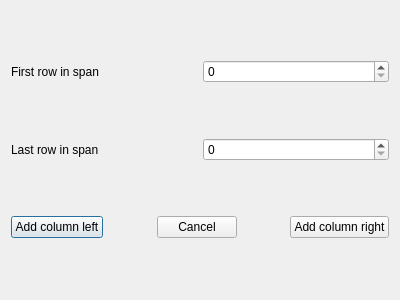
This is mqt/MqtLogger/screenconfigaddcolumn.ui in Rsclub22/Minos2-Mirror as Qt 5 draws it before an edit. The edited form follows.
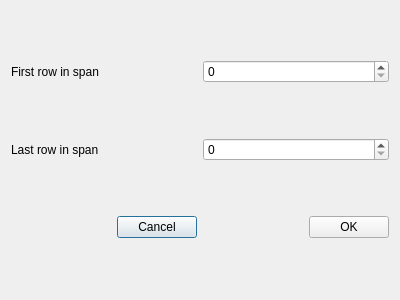
This is the edited form.

Commit message: Go from single add column button to add left/add right

What changed in the file:
```diff
--- a/mqt/MqtLogger/screenconfigaddcolumn.ui
+++ b/mqt/MqtLogger/screenconfigaddcolumn.ui
@@ -44,13 +44,6 @@
    </item>
    <item>
     <layout class="QHBoxLayout" name="horizontalLayout_3">
-     <item>
-      <widget class="QPushButton" name="addColumnLeftButton">
-       <property name="text">
-        <string>Add column left</string>
-       </property>
-      </widget>
-     </item>
      <item>
       <spacer name="horizontalSpacer">
        <property name="orientation">
@@ -87,7 +80,7 @@
      <item>
       <widget class="QPushButton" name="addColumnRightButton">
        <property name="text">
-        <string>Add column right</string>
+        <string>OK</string>
        </property>
       </widget>
      </item>
```
Left out of the diff: 2 changed lines with no effect on the pictures. The commit also changes 5 other files.
